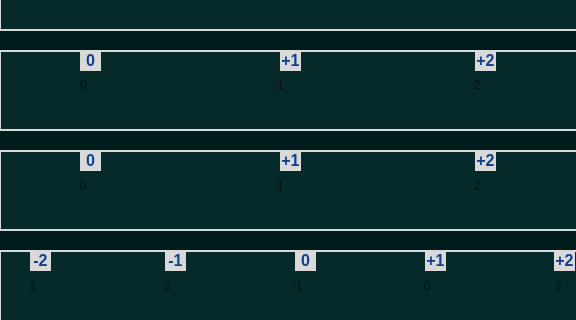
aferolkay/AntiaUserInterface, file infodisplay.ui: the form before one commit; both pictures show x 140 to 716 and y 170 to 490 of the 897 by 676 pixel window.
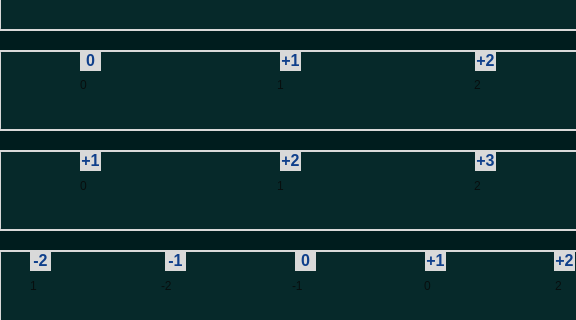
The form after the commit. Icons and pictures are not drawn.

Commit message: minor bug fix (statistic string parsing from raspi) minor infodisplay improvement string improved from image processing is formatted

```diff
--- a/infodisplay.ui
+++ b/infodisplay.ui
@@ -978,7 +978,7 @@
     <string notr="true">background-color: rgb(217, 217, 217);</string>
    </property>
    <property name="text">
-    <string>&lt;html&gt;&lt;head/&gt;&lt;body&gt;&lt;p align=&quot;center&quot;&gt;&lt;span style=&quot; font-size:12pt; font-weight:700; color:#0f3f8b;&quot;&gt;0&lt;/span&gt;&lt;/p&gt;&lt;/body&gt;&lt;/html&gt;</string>
+    <string>&lt;html&gt;&lt;head/&gt;&lt;body&gt;&lt;p align=&quot;center&quot;&gt;&lt;span style=&quot; font-size:12pt; font-weight:700; color:#0f3f8b;&quot;&gt;+1&lt;/span&gt;&lt;/p&gt;&lt;/body&gt;&lt;/html&gt;</string>
    </property>
   </widget>
   <widget class="QLabel" name="label_20">
@@ -1010,7 +1010,7 @@
     <string notr="true">background-color: rgb(217, 217, 217);</string>
    </property>
    <property name="text">
-    <string>&lt;html&gt;&lt;head/&gt;&lt;body&gt;&lt;p align=&quot;center&quot;&gt;&lt;span style=&quot; font-size:12pt; font-weight:700; color:#0f3f8b;&quot;&gt;+1&lt;/span&gt;&lt;/p&gt;&lt;/body&gt;&lt;/html&gt;</string>
+    <string>&lt;html&gt;&lt;head/&gt;&lt;body&gt;&lt;p align=&quot;center&quot;&gt;&lt;span style=&quot; font-size:12pt; font-weight:700; color:#0f3f8b;&quot;&gt;+2&lt;/span&gt;&lt;/p&gt;&lt;/body&gt;&lt;/html&gt;</string>
    </property>
   </widget>
   <widget class="QLabel" name="label_22">
@@ -1042,7 +1042,7 @@
     <string notr="true">background-color: rgb(217, 217, 217);</string>
    </property>
    <property name="text">
-    <string>&lt;html&gt;&lt;head/&gt;&lt;body&gt;&lt;p align=&quot;center&quot;&gt;&lt;span style=&quot; font-size:12pt; font-weight:700; color:#0f3f8b;&quot;&gt;+2&lt;/span&gt;&lt;/p&gt;&lt;/body&gt;&lt;/html&gt;</string>
+    <string>&lt;html&gt;&lt;head/&gt;&lt;body&gt;&lt;p align=&quot;center&quot;&gt;&lt;span style=&quot; font-size:12pt; font-weight:700; color:#0f3f8b;&quot;&gt;+3&lt;/span&gt;&lt;/p&gt;&lt;/body&gt;&lt;/html&gt;</string>
    </property>
   </widget>
  </widget>
```
The commit also changes 4 other files.
